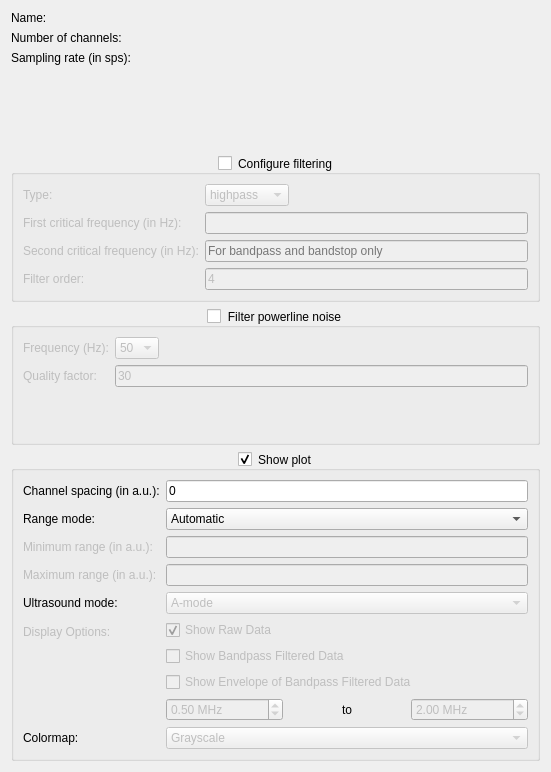
pulp-bio/biogui, file biogui/resources/signal_config_widget.ui: the form before one commit.
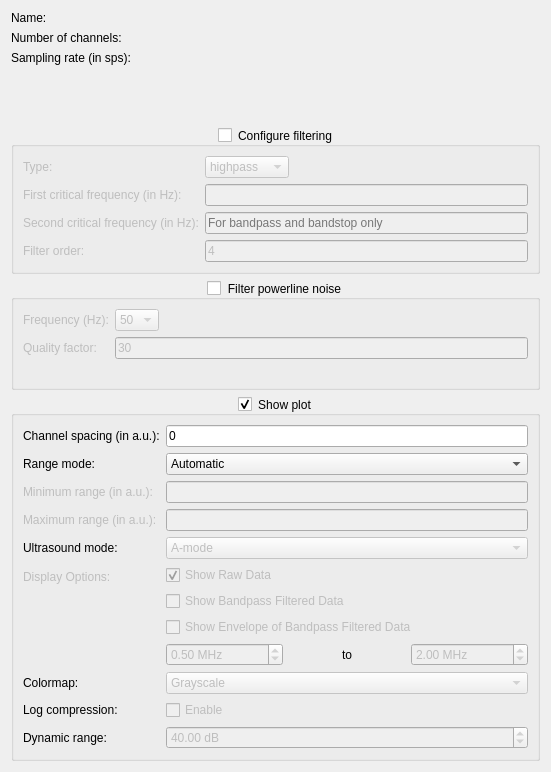
The form after the commit.

Commit message: log compression for m-mode

The edit to the form file:
```diff
--- a/biogui/resources/signal_config_widget.ui
+++ b/biogui/resources/signal_config_widget.ui
@@ -486,6 +486,49 @@
         </item>
        </widget>
       </item>
+      <item row="12" column="0">
+       <widget class="QLabel" name="label17">
+        <property name="text">
+         <string>Log compression:</string>
+        </property>
+       </widget>
+      </item>
+      <item row="12" column="1">
+       <widget class="QCheckBox" name="mmodeLogCompressionCheckBox">
+        <property name="enabled">
+         <bool>false</bool>
+        </property>
+        <property name="text">
+         <string>Enable</string>
+        </property>
+       </widget>
+      </item>
+      <item row="14" column="0">
+       <widget class="QLabel" name="label18">
+        <property name="text">
+         <string>Dynamic range:</string>
+        </property>
+       </widget>
+      </item>
+      <item row="14" column="1">
+       <widget class="QDoubleSpinBox" name="mmodeDynamicRangeSpinBox">
+        <property name="enabled">
+         <bool>false</bool>
+        </property>
+        <property name="suffix">
+         <string> dB</string>
+        </property>
+        <property name="minimum">
+         <double>10.000000000000000</double>
+        </property>
+        <property name="maximum">
+         <double>80.000000000000000</double>
+        </property>
+        <property name="value">
+         <double>40.000000000000000</double>
+        </property>
+       </widget>
+      </item>
      </layout>
     </widget>
    </item>
```
The commit also changes 4 other files.
